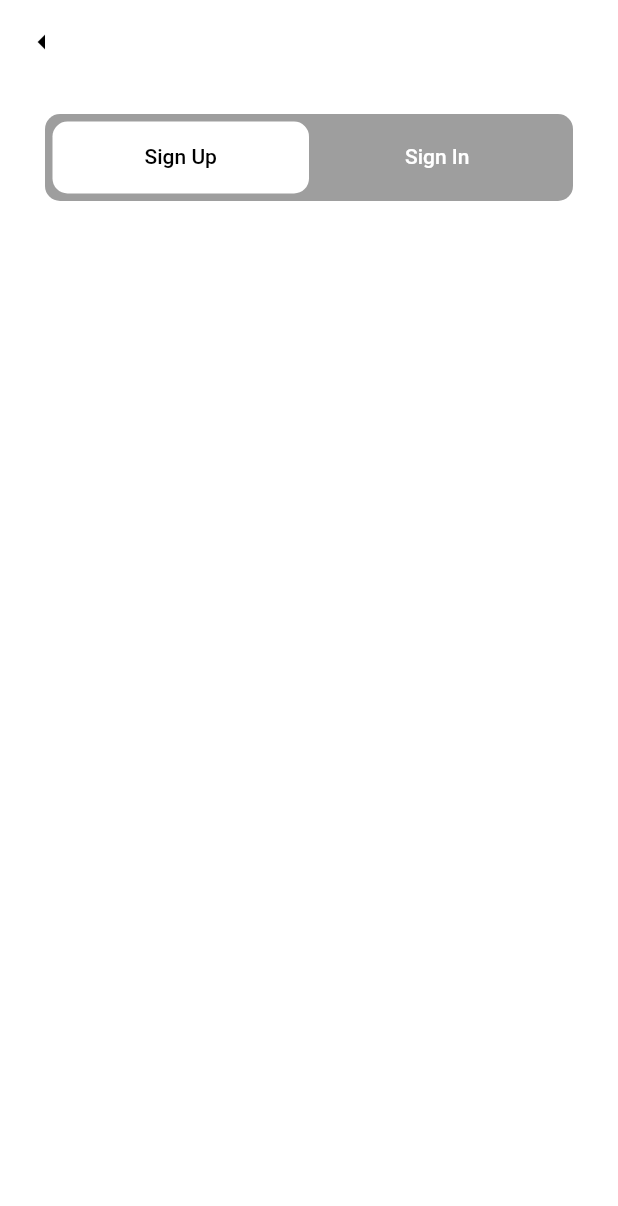
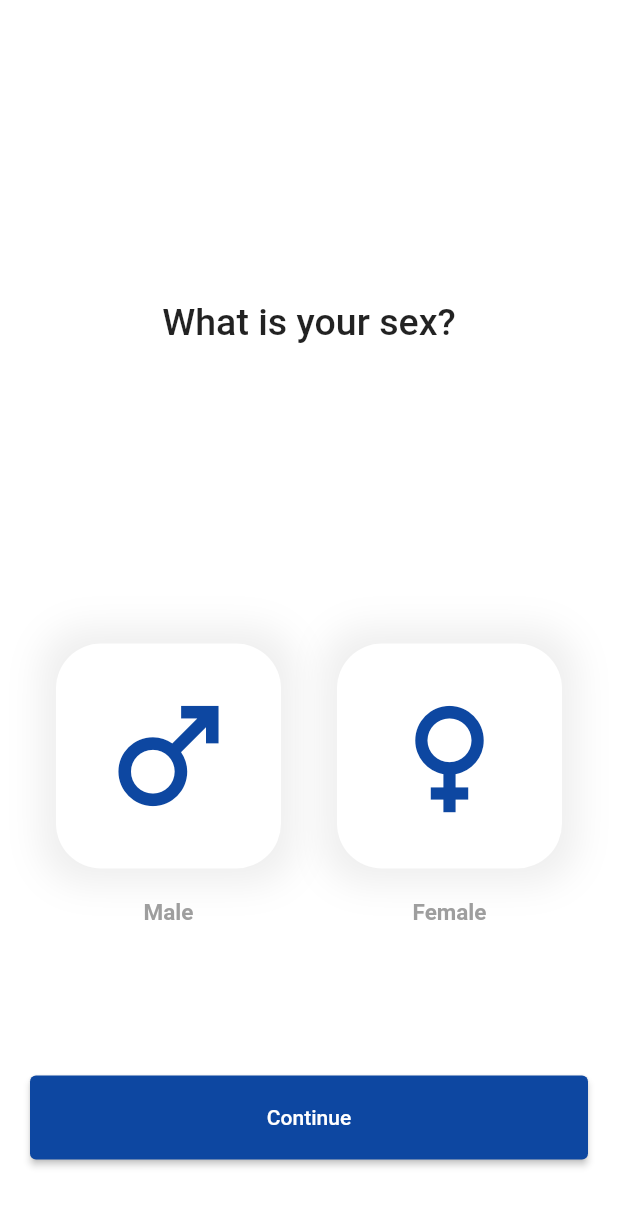
Before and after one commit to ttoghere/iptal, a Flutter app: the screen it shows after launch, on a phone screen of 412 x 824 dp. Shown: the top 1206 px of the screen. Run offline on Flutter 3.47's test engine with Material 2 defaults, Android fonts, the phone set to English and light mode, and no system bars.

Commit message:
1/2 almost done

```diff
--- a/lib/main.dart
+++ b/lib/main.dart
@@ -1,5 +1,5 @@
+import 'package:crewinjobapplication/screens/screens_shelf.dart';
 import 'package:flutter/material.dart';
-import 'screens/auth/auth_shelf.dart';
 
 void main() => runApp(const MyApp());
 
@@ -12,7 +12,7 @@ class MyApp extends StatelessWidget {
       debugShowCheckedModeBanner: false,
       title: 'Material App',
       theme: ThemeData(scaffoldBackgroundColor: Colors.white),
-      home: AuthPage(),
+      home:const GenderScreen(),
     );
   }
 }
--- a/lib/screens/auth/auth_page.dart
+++ b/lib/screens/auth/auth_page.dart
@@ -1,3 +1,4 @@
+import 'package:crewinjobapplication/screens/screens_shelf.dart';
 import 'package:crewinjobapplication/widgets/widgets_shelf.dart';
 import 'package:flutter/material.dart';
 
@@ -30,18 +31,13 @@ class _AuthPageState extends State<AuthPage> {
               }
             },
           ),
+          bottom: const AuthTab(),
         ),
-        body: Padding(
-          padding: const EdgeInsets.symmetric(horizontal: 20, vertical: 20),
-          child: Column(children: const [
-            Padding(
-              padding: EdgeInsets.symmetric(horizontal: 10),
-              child: AuthTab(),
-            ),
-            SizedBox(
-              height: 30,
-            ),
-          ]),
+        body: const TabBarView(
+          children: [
+            RegisterPage(),
+            LoginPage(),
+          ],
         ),
       ),
     );
--- a/lib/screens/auth/auth_shelf.dart
+++ /dev/null
@@ -1,3 +0,0 @@
-export './auth_page.dart';
-export './login_page.dart';
-export './register_page.dart';
--- a/lib/screens/screens_shelf.dart
+++ b/lib/screens/screens_shelf.dart
@@ -1,3 +1,6 @@
 export 'main/landing_page.dart';
 export 'auth/register_page.dart';
 export 'auth/login_page.dart';
+export 'auth/auth_page.dart';
+export 'name/name_screen.dart';
+export 'specialities/gender_screen.dart';
--- /dev/null
+++ b/lib/screens/specialities/gender_screen.dart
@@ -0,0 +1,59 @@
+// ignore_for_file: public_member_api_docs, sort_constructors_first
+import 'package:crewinjobapplication/widgets/widgets_shelf.dart';
+import 'package:flutter/material.dart';
+
+class GenderScreen extends StatefulWidget {
+  const GenderScreen({Key? key}) : super(key: key);
+
+  @override
+  State<GenderScreen> createState() => _GenderScreenState();
+}
+
+class _GenderScreenState extends State<GenderScreen> {
+  @override
+  Widget build(BuildContext context) {
+    return Scaffold(
+      body: Center(
+        child: Column(
+          crossAxisAlignment: CrossAxisAlignment.stretch,
+          children: [
+            const SizedBox(
+              height: 200,
+            ),
+            const Text(
+              "What is your sex?",
+              textAlign: TextAlign.center,
+              style: TextStyle(fontSize: 25, fontWeight: FontWeight.w500),
+            ),
+            const SizedBox(
+              height: 200,
+            ),
+            Row(
+              mainAxisAlignment: MainAxisAlignment.spaceEvenly,
+              children: [
+                GenderCard(
+                    iconData: Icons.male,
+                    text: "Male",
+                    color: Colors.blue[900]!),
+                GenderCard(
+                  iconData: Icons.female,
+                  text: "Female",
+                  color: Colors.red[900]!,
+                ),
+              ],
+            ),
+            SizedBox(height: 100,),
+            Padding(
+              padding: const EdgeInsets.symmetric(horizontal:20.0),
+              child: ElevatedButton(
+                style: ElevatedButton.styleFrom(primary: Colors.blue[900],padding: EdgeInsets.all(20)),
+                onPressed: () {},
+                child: Text("Continue"),
+              ),
+            ),
+          ],
+        ),
+      ),
+    );
+  }
+}
--- a/lib/widgets/auth_form_input.dart
+++ b/lib/widgets/auth_form_input.dart
@@ -3,7 +3,7 @@ import 'package:flutter/material.dart';
 class AuthFormInput extends StatefulWidget {
   final String text;
   final bool isVisible;
-  AuthFormInput({
+ const AuthFormInput({
     Key? key,
     required this.text,
     this.isVisible = false,
--- /dev/null
+++ b/lib/widgets/gender_card.dart
@@ -0,0 +1,49 @@
+import 'package:flutter/material.dart';
+
+
+class GenderCard extends StatelessWidget {
+  const GenderCard({
+    Key? key,
+    required this.iconData,
+    required this.text,
+    required this.color,
+  }) : super(key: key);
+  final IconData iconData;
+  final String text;
+  final Color color;
+
+  @override
+  Widget build(BuildContext context) {
+    return Column(
+      children: [
+        Container(
+          height: 150,
+          width: 150,
+          decoration: BoxDecoration(
+              borderRadius: BorderRadius.circular(30),
+              color: Colors.white,
+              boxShadow: [
+                BoxShadow(
+                    color: Colors.grey[200]!, spreadRadius: 10, blurRadius: 20)
+              ]),
+          child: Icon(
+            iconData,
+            size: 100,
+            color: Colors.blue[900],
+          ),
+        ),
+        SizedBox(
+          height: 20,
+        ),
+        Text(
+          text,
+          style: TextStyle(
+            fontSize: 15,
+            color: Colors.grey[500],
+            fontWeight: FontWeight.bold,
+          ),
+        ),
+      ],
+    );
+  }
+}
--- a/lib/widgets/image_container.dart
+++ b/lib/widgets/image_container.dart
@@ -3,7 +3,7 @@ import 'package:flutter/material.dart';
 
 class ImageContainer extends StatelessWidget {
   final String imageRoute;
-  ImageContainer({
+ const ImageContainer({
     Key? key,
     required this.imageRoute,
   }) : super(key: key);
--- a/lib/widgets/widgets_shelf.dart
+++ b/lib/widgets/widgets_shelf.dart
@@ -2,3 +2,4 @@ export './image_container.dart';
 export './link_icon.dart';
 export './auth_form_input.dart';
 export './auth_tab.dart';
+export './gender_card.dart';
```
Also changed, not shown: lib/screens/auth/login_page.dart (+63 -0 lines), lib/screens/auth/register_page.dart (+22 -38 lines), lib/screens/name/name_screen.dart (added, +55 -0 lines), lib/widgets/auth_tab.dart (+11 -3 lines), 1 other file.
